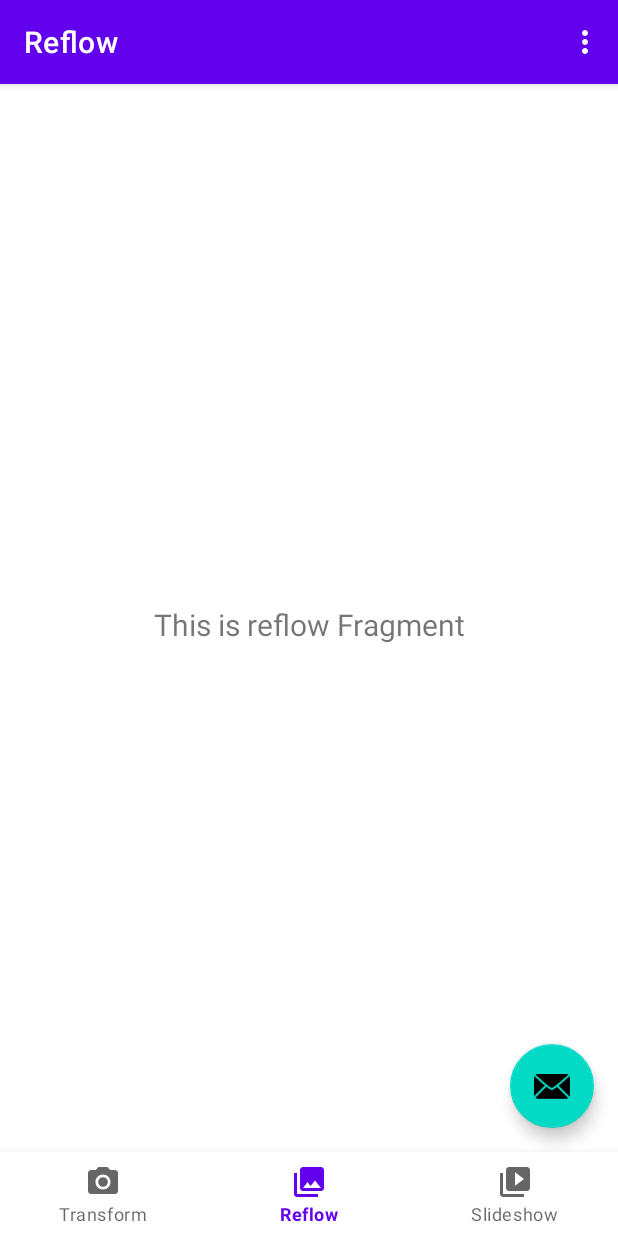
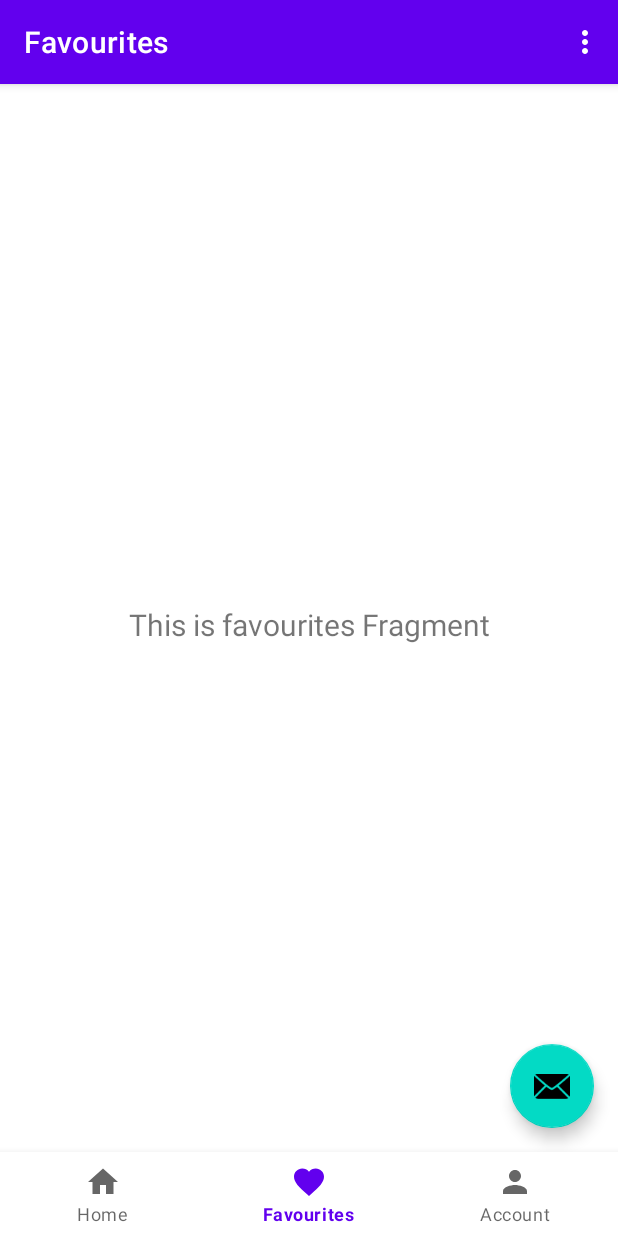
Before and after one commit to wdziwinska/OnlineShopApp_Frontend, an Android app: the screen it shows after launch (MainActivity), item 2 of the bottom bar chosen, on a phone screen of 412 x 824 dp. Run offline under Robolectric (Android 15) with nearby library versions, the phone set to English and light mode, and no system bars; our stand-ins replace navigation-ui; 1 statement that could not run was skipped.

Commit message:
Name change; reflow -> favorites, transform -> main_page, slideshow -> account

```diff
--- a/app/src/main/java/com/example/onlineshopapp_frontend/MainActivity.kt
+++ b/app/src/main/java/com/example/onlineshopapp_frontend/MainActivity.kt
@@ -37,7 +37,7 @@ class MainActivity : AppCompatActivity() {
         binding.navView?.let {
             appBarConfiguration = AppBarConfiguration(
                 setOf(
-                    R.id.nav_transform, R.id.nav_reflow, R.id.nav_slideshow, R.id.nav_settings
+                    R.id.nav_main_page, R.id.nav_favourites, R.id.nav_account, R.id.nav_settings
                 ),
                 binding.drawerLayout
             )
@@ -48,7 +48,7 @@ class MainActivity : AppCompatActivity() {
         binding.appBarMain.contentMain.bottomNavView?.let {
             appBarConfiguration = AppBarConfiguration(
                 setOf(
-                    R.id.nav_transform, R.id.nav_reflow, R.id.nav_slideshow
+                    R.id.nav_main_page, R.id.nav_favourites, R.id.nav_account
                 )
             )
             setupActionBarWithNavController(navController, appBarConfiguration)
--- a/app/src/main/java/com/example/onlineshopapp_frontend/ui/reflow/ReflowFragment.kt
+++ b/app/src/main/java/com/example/onlineshopapp_frontend/ui/favourites/FavouritesFragment.kt
@@ -1,4 +1,4 @@
-package com.example.onlineshopapp_frontend.ui.reflow
+package com.example.onlineshopapp_frontend.ui.favourites
 
 import android.os.Bundle
 import android.view.LayoutInflater
@@ -7,11 +7,11 @@ import android.view.ViewGroup
 import android.widget.TextView
 import androidx.fragment.app.Fragment
 import androidx.lifecycle.ViewModelProvider
-import com.example.onlineshopapp_frontend.databinding.FragmentReflowBinding
+import com.example.onlineshopapp_frontend.databinding.FragmentFavouritesBinding
 
-class ReflowFragment : Fragment() {
+class FavouritesFragment : Fragment() {
 
-    private var _binding: FragmentReflowBinding? = null
+    private var _binding: FragmentFavouritesBinding? = null
 
     // This property is only valid between onCreateView and
     // onDestroyView.
@@ -22,14 +22,14 @@ class ReflowFragment : Fragment() {
         container: ViewGroup?,
         savedInstanceState: Bundle?
     ): View {
-        val reflowViewModel =
-            ViewModelProvider(this).get(ReflowViewModel::class.java)
+        val favouritesViewModel =
+            ViewModelProvider(this).get(FavouritesViewModel::class.java)
 
-        _binding = FragmentReflowBinding.inflate(inflater, container, false)
+        _binding = FragmentFavouritesBinding.inflate(inflater, container, false)
         val root: View = binding.root
 
-        val textView: TextView = binding.textReflow
-        reflowViewModel.text.observe(viewLifecycleOwner) {
+        val textView: TextView = binding.textFavourites
+        favouritesViewModel.text.observe(viewLifecycleOwner) {
             textView.text = it
         }
         return root
--- a/app/src/main/java/com/example/onlineshopapp_frontend/ui/reflow/ReflowViewModel.kt
+++ b/app/src/main/java/com/example/onlineshopapp_frontend/ui/favourites/FavouritesViewModel.kt
@@ -1,13 +1,13 @@
-package com.example.onlineshopapp_frontend.ui.reflow
+package com.example.onlineshopapp_frontend.ui.favourites
 
 import androidx.lifecycle.LiveData
 import androidx.lifecycle.MutableLiveData
 import androidx.lifecycle.ViewModel
 
-class ReflowViewModel : ViewModel() {
+class FavouritesViewModel : ViewModel() {
 
     private val _text = MutableLiveData<String>().apply {
-        value = "This is reflow Fragment"
+        value = "This is favourites Fragment"
     }
     val text: LiveData<String> = _text
 }
--- /dev/null
+++ b/app/src/main/res/drawable/ic_favourite.xml
@@ -0,0 +1,10 @@
+<vector xmlns:android="http://schemas.android.com/apk/res/android"
+    android:width="24dp"
+    android:height="24dp"
+    android:tint="#000000"
+    android:viewportWidth="24"
+    android:viewportHeight="24">
+    <path
+        android:fillColor="@android:color/black"
+        android:pathData="M12,21.35l-1.45,-1.32C5.4,15.36 2,12.28 2,8.5 2,5.42 4.42,3 7.5,3c1.74,0 3.41,0.81 4.5,2.09C13.09,3.81 14.76,3 16.5,3 19.58,3 22,5.42 22,8.5c0,3.78 -3.4,6.86 -8.55,11.54L12,21.35z" />
+</vector>
--- /dev/null
+++ b/app/src/main/res/drawable/ic_home_black_24dp.xml
@@ -0,0 +1,10 @@
+<vector xmlns:android="http://schemas.android.com/apk/res/android"
+    android:width="24dp"
+    android:height="24dp"
+    android:tint="#000000"
+    android:viewportWidth="24"
+    android:viewportHeight="24">
+    <path
+        android:fillColor="@android:color/white"
+        android:pathData="M10,20v-6h4v6h5v-8h3L12,3 2,12h3v8z" />
+</vector>
--- /dev/null
+++ b/app/src/main/res/drawable/ic_person_black_24.xml
@@ -0,0 +1,10 @@
+<vector xmlns:android="http://schemas.android.com/apk/res/android"
+    android:width="24dp"
+    android:height="24dp"
+    android:tint="#000000"
+    android:viewportWidth="24"
+    android:viewportHeight="24">
+    <path
+        android:fillColor="@android:color/white"
+        android:pathData="M12,12c2.21,0 4,-1.79 4,-4s-1.79,-4 -4,-4 -4,1.79 -4,4 1.79,4 4,4zM12,14c-2.67,0 -8,1.34 -8,4v2h16v-2c0,-2.66 -5.33,-4 -8,-4z" />
+</vector>
--- a/app/src/main/res/layout/fragment_reflow.xml
+++ b/app/src/main/res/layout/fragment_favourites.xml
@@ -4,10 +4,10 @@
     xmlns:tools="http://schemas.android.com/tools"
     android:layout_width="match_parent"
     android:layout_height="match_parent"
-    tools:context=".ui.reflow.ReflowFragment">
+    tools:context=".ui.favourites.FavouritesFragment">
 
     <TextView
-        android:id="@+id/text_reflow"
+        android:id="@+id/text_favourites"
         android:layout_width="match_parent"
         android:layout_height="wrap_content"
         android:layout_marginStart="8dp"
--- a/app/src/main/res/menu/bottom_navigation.xml
+++ b/app/src/main/res/menu/bottom_navigation.xml
@@ -5,16 +5,16 @@
 
     <group android:checkableBehavior="single">
         <item
-            android:id="@+id/nav_transform"
-            android:icon="@drawable/ic_camera_black_24dp"
-            android:title="@string/menu_transform" />
+            android:id="@+id/nav_main_page"
+            android:icon="@drawable/ic_home_black_24dp"
+            android:title="@string/menu_main_page" />
         <item
-            android:id="@+id/nav_reflow"
-            android:icon="@drawable/ic_gallery_black_24dp"
-            android:title="@string/menu_reflow" />
+            android:id="@+id/nav_favourites"
+            android:icon="@drawable/ic_favourite"
+            android:title="@string/menu_favourites" />
         <item
-            android:id="@+id/nav_slideshow"
-            android:icon="@drawable/ic_slideshow_black_24dp"
-            android:title="@string/menu_slideshow" />
+            android:id="@+id/nav_account"
+            android:icon="@drawable/ic_person_black_24"
+            android:title="@string/menu_account" />
     </group>
 </menu>
--- a/app/src/main/res/menu/navigation_drawer.xml
+++ b/app/src/main/res/menu/navigation_drawer.xml
@@ -5,17 +5,17 @@
 
     <group android:checkableBehavior="single">
         <item
-            android:id="@+id/nav_transform"
-            android:icon="@drawable/ic_camera_black_24dp"
-            android:title="@string/menu_transform" />
+            android:id="@+id/nav_main_page"
+            android:icon="@drawable/ic_home_black_24dp"
+            android:title="@string/menu_main_page" />
         <item
-            android:id="@+id/nav_reflow"
-            android:icon="@drawable/ic_gallery_black_24dp"
-            android:title="@string/menu_reflow" />
+            android:id="@+id/nav_favourites"
+            android:icon="@drawable/ic_favourite"
+            android:title="@string/menu_favourites" />
         <item
-            android:id="@+id/nav_slideshow"
-            android:icon="@drawable/ic_slideshow_black_24dp"
-            android:title="@string/menu_slideshow" />
+            android:id="@+id/nav_account"
+            android:icon="@drawable/ic_person_black_24"
+            android:title="@string/menu_account" />
         <item
             android:id="@+id/nav_settings"
             android:icon="@drawable/ic_settings_black_24dp"
--- a/app/src/main/res/navigation/mobile_navigation.xml
+++ b/app/src/main/res/navigation/mobile_navigation.xml
@@ -3,24 +3,24 @@
     xmlns:app="http://schemas.android.com/apk/res-auto"
     xmlns:tools="http://schemas.android.com/tools"
     android:id="@+id/mobile_navigation"
-    app:startDestination="@+id/nav_transform">
+    app:startDestination="@+id/nav_main_page">
 
     <fragment
-        android:id="@+id/nav_transform"
+        android:id="@+id/nav_main_page"
         android:name="com.example.onlineshopapp_frontend.ui.transform.TransformFragment"
-        android:label="@string/menu_transform"
+        android:label="@string/menu_main_page"
         tools:layout="@layout/fragment_transform" />
 
     <fragment
-        android:id="@+id/nav_reflow"
-        android:name="com.example.onlineshopapp_frontend.ui.reflow.ReflowFragment"
-        android:label="@string/menu_reflow"
-        tools:layout="@layout/fragment_reflow" />
+        android:id="@+id/nav_favourites"
+        android:name="com.example.onlineshopapp_frontend.ui.favourites.FavouritesFragment"
+        android:label="@string/menu_favourites"
+        tools:layout="@layout/fragment_favourites" />
 
     <fragment
-        android:id="@+id/nav_slideshow"
+        android:id="@+id/nav_account"
         android:name="com.example.onlineshopapp_frontend.ui.slideshow.SlideshowFragment"
-        android:label="@string/menu_slideshow"
+        android:label="@string/menu_account"
         tools:layout="@layout/fragment_slideshow" />
 
     <fragment
--- a/app/src/main/res/values/dimens.xml
+++ b/app/src/main/res/values/dimens.xml
@@ -2,8 +2,8 @@
     <dimen name="fab_margin">16dp</dimen>
     <dimen name="fragment_horizontal_margin">16dp</dimen>
     <dimen name="item_transform_image_length">90dp</dimen>
-    <dimen name="reflow_text_block_max_percent">1</dimen>
-    <dimen name="reflow_text_block_horizontal_gap">8dp</dimen>
-    <dimen name="reflow_text_title_size">22sp</dimen>
-    <dimen name="reflow_text_description_size">13sp</dimen>
+    <dimen name="favourites_text_block_max_percent">1</dimen>
+    <dimen name="favourites_text_block_horizontal_gap">8dp</dimen>
+    <dimen name="favourites_text_title_size">22sp</dimen>
+    <dimen name="favourites_text_description_size">13sp</dimen>
 </resources>
--- a/app/src/main/res/values/strings.xml
+++ b/app/src/main/res/values/strings.xml
@@ -7,9 +7,9 @@
     <string name="nav_header_desc">Navigation header</string>
     <string name="action_settings">Settings</string>
 
-    <string name="menu_transform">Transform</string>
-    <string name="menu_reflow">Reflow</string>
-    <string name="menu_slideshow">Slideshow</string>
+    <string name="menu_main_page">Home</string>
+    <string name="menu_favourites">Favourites</string>
+    <string name="menu_account">Account</string>
     <string name="menu_settings">Settings</string>
 
     <string name="lorem_ipsum_title">Lorem Ipsum"</string>
```
